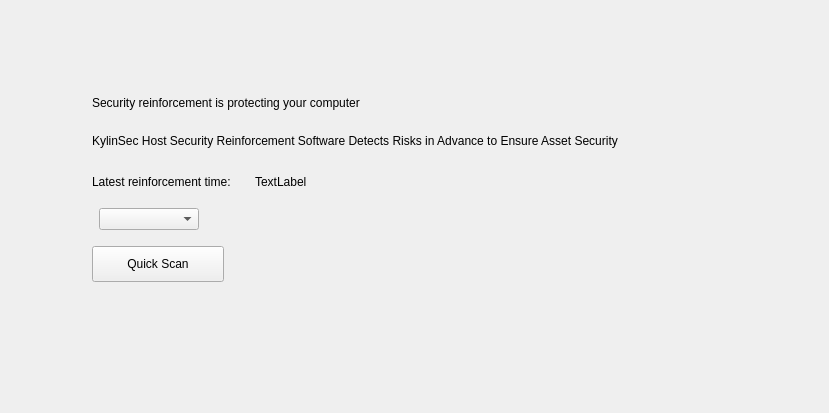
Qt form plugins/gui/br/home.ui (openeuler-mirror/ks-ssr) before a commit.
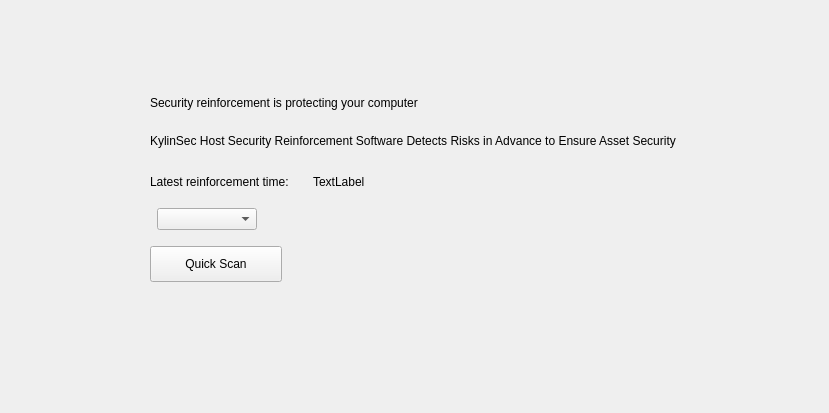
The same form after that commit. Icons and pictures are not drawn.

What changed in the file:
```diff
--- a/plugins/gui/br/home.ui
+++ b/plugins/gui/br/home.ui
@@ -18,7 +18,7 @@
     <number>36</number>
    </property>
    <property name="leftMargin">
-    <number>36</number>
+    <number>94</number>
    </property>
    <property name="topMargin">
     <number>96</number>
```
